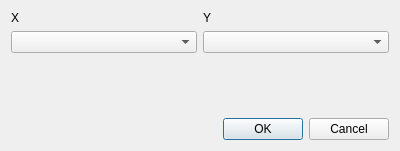
This is src/sas/qtgui/Utilities/UI/UnitPropertiesUI.ui in SasView/sasview as Qt 5 draws it before an edit. The edited form follows.
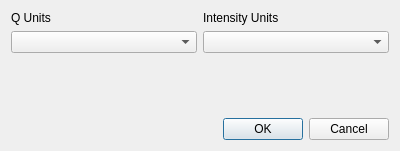
This is the edited form. Icons and pictures are not drawn.

Commit message: Apply unit changes to 2D data sets and generalize GUI elements to be dimension agnostic.

Patch:
```diff
--- a/src/sas/qtgui/Utilities/UI/UnitPropertiesUI.ui
+++ b/src/sas/qtgui/Utilities/UI/UnitPropertiesUI.ui
@@ -32,14 +32,14 @@
      <item row="0" column="1">
       <widget class="QLabel" name="label_2">
        <property name="text">
-        <string>Y</string>
+        <string>Intensity Units</string>
        </property>
       </widget>
      </item>
      <item row="0" column="0">
       <widget class="QLabel" name="label">
        <property name="text">
-        <string>X</string>
+        <string>Q Units</string>
        </property>
       </widget>
      </item>
```
The commit also changes 6 other files.
